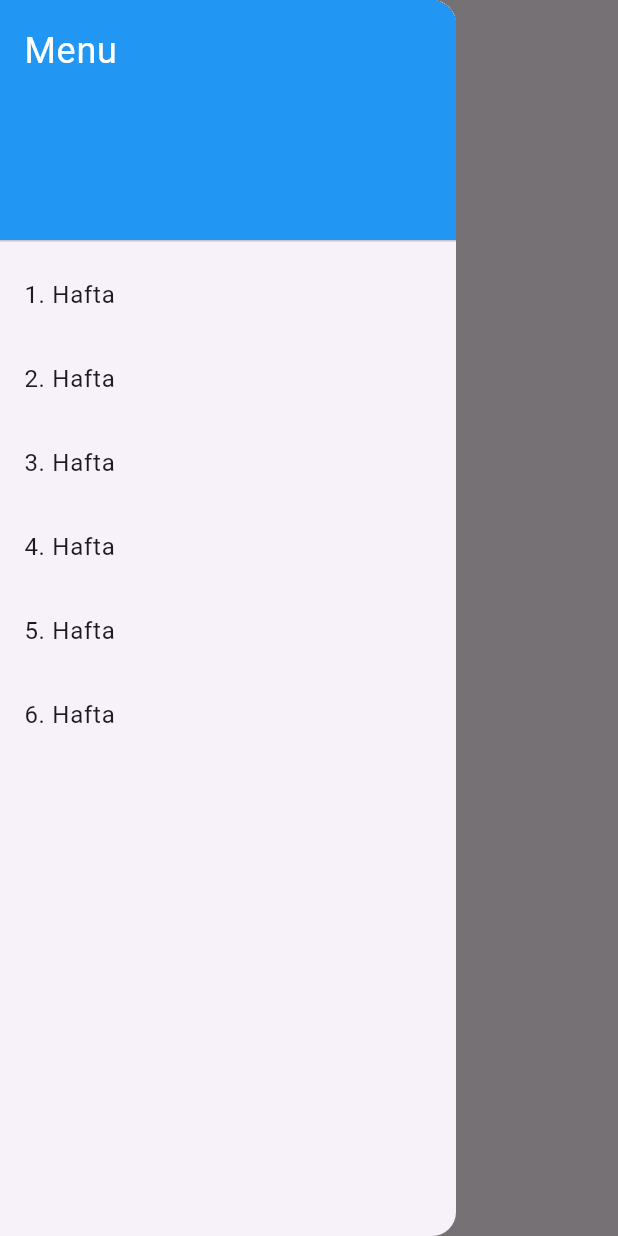
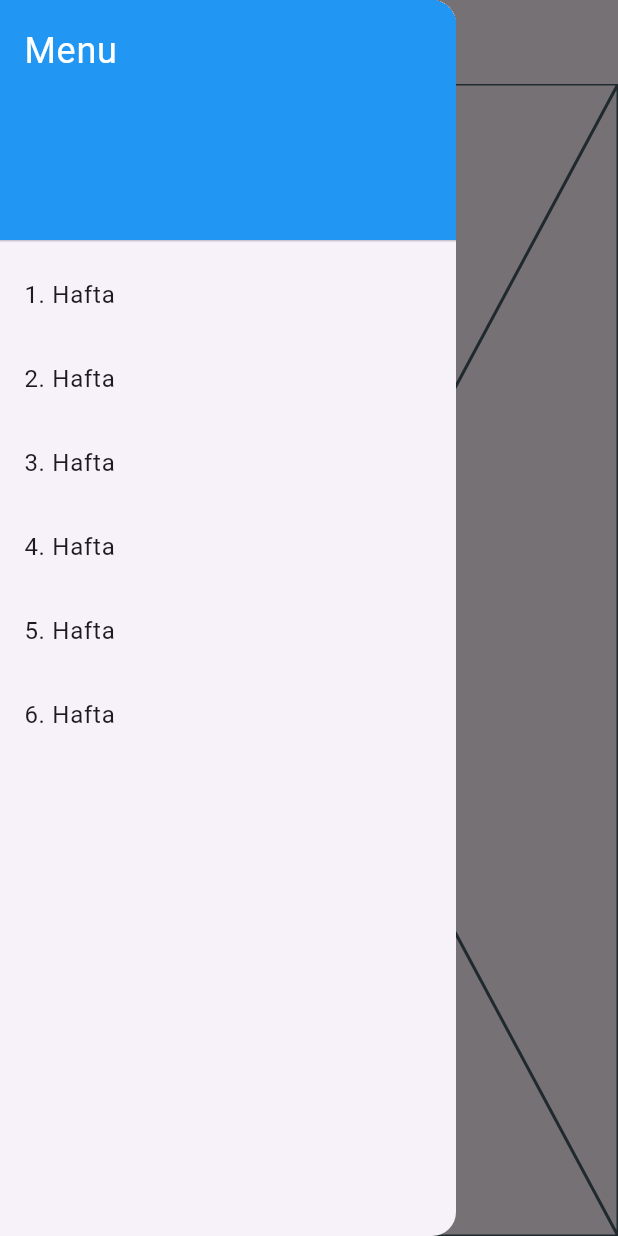
Before and after one commit to ETOTEK-Mobil/berke_odev, a Flutter app: the screen it shows after launch, with the side drawer open, on a phone screen of 412 x 824 dp. Run offline on Flutter 3.47's test engine with Material 3 defaults, Android fonts, the phone set to English and light mode, and no system bars.

Commit message:
chore(template): merge template changes :up:
Signed-off-by: berkeenesakt <github-action@actions-template-sync.noreply.github.com>

```diff
--- a/lib/ui/view/hafta_1/hafta_1_view.dart
+++ b/lib/ui/view/hafta_1/hafta_1_view.dart
@@ -5,16 +5,6 @@ class Hafta1View extends StatelessWidget {
 
   @override
   Widget build(BuildContext context) {
-    return Scaffold(
-      appBar: AppBar(
-        title: const Text('1. Hafta'),
-      ),
-      body: const Center(
-        child: Text(
-          '1. Hafta',
-          style: TextStyle(fontSize: 20),
-        ),
-      ),
-    );
+    return const Placeholder();
   }
 }
```
Also changed, not shown: lib/core/constants/app_sizes.dart (added, +15 -0 lines), lib/core/extensions/extension.dart (added), lib/core/models/model.dart (added), lib/core/providers/provider.dart (added), lib/core/services/service.dart (added), lib/ui/utils/util.dart (added), lib/ui/widgets/widget.dart (added).
